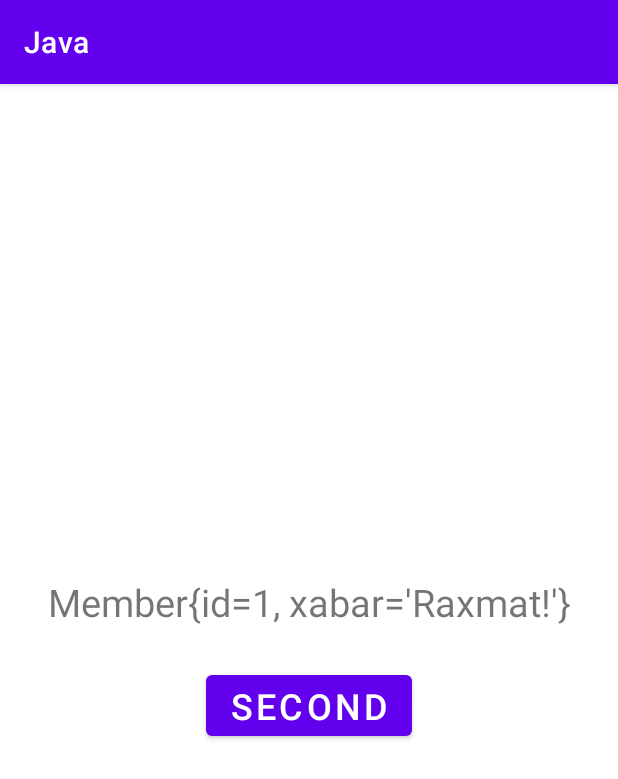
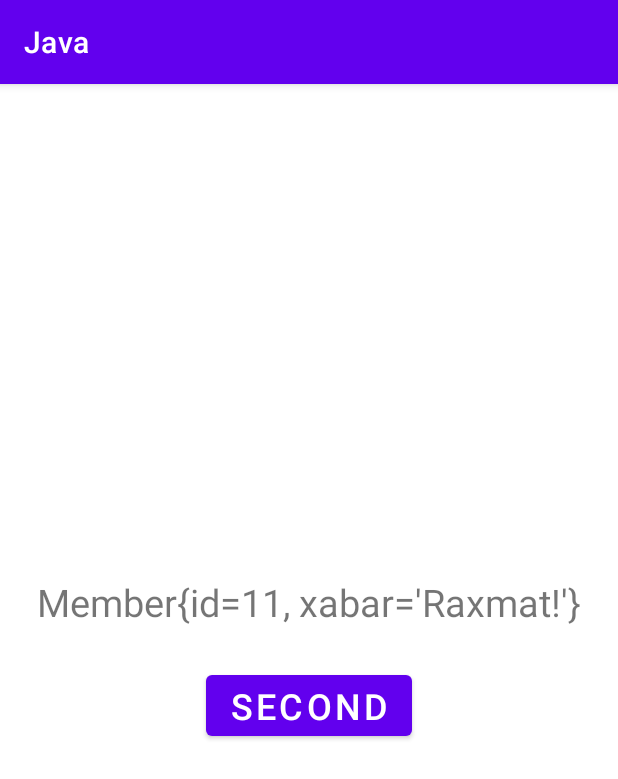
Before and after one commit to Abduvokhobov5888/JAVA, an Android app: the SecondActivity screen opened directly, with no data from a screen before it, after a tap on "CLOSE", on a phone screen of 412 x 824 dp. Shown: the top 779 px of the screen. Run offline under Robolectric (Android 15) with nearby library versions, the phone set to English and light mode, and no system bars; 2 statements that could not run were skipped.

Commit message:
2 chi Serializable

```diff
--- a/app/src/main/java/com/example/java/SecondActivity.java
+++ b/app/src/main/java/com/example/java/SecondActivity.java
@@ -33,7 +33,7 @@ public class SecondActivity extends AppCompatActivity {
         b_exit.setOnClickListener(new View.OnClickListener() {
             @Override
             public void onClick(View v) {
-                Member member = new Member(1,"Raxmat!");
+                Member member = new Member(11,"Raxmat!");
                 openMainActivity(member);
                 finish();
             }
```
